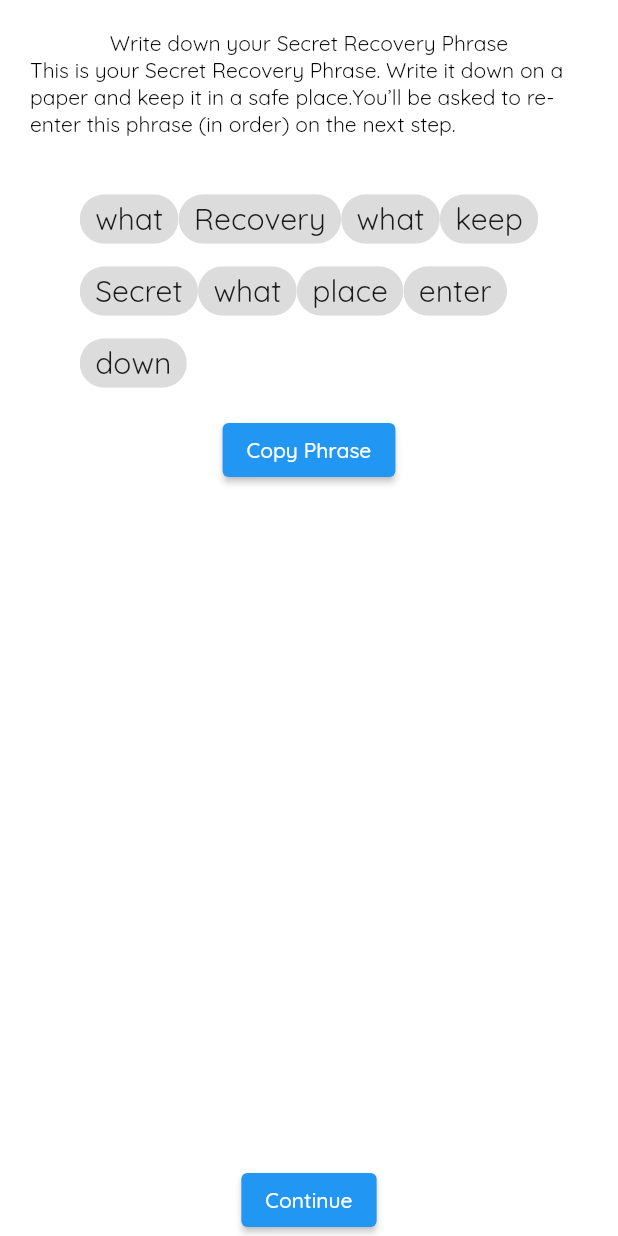
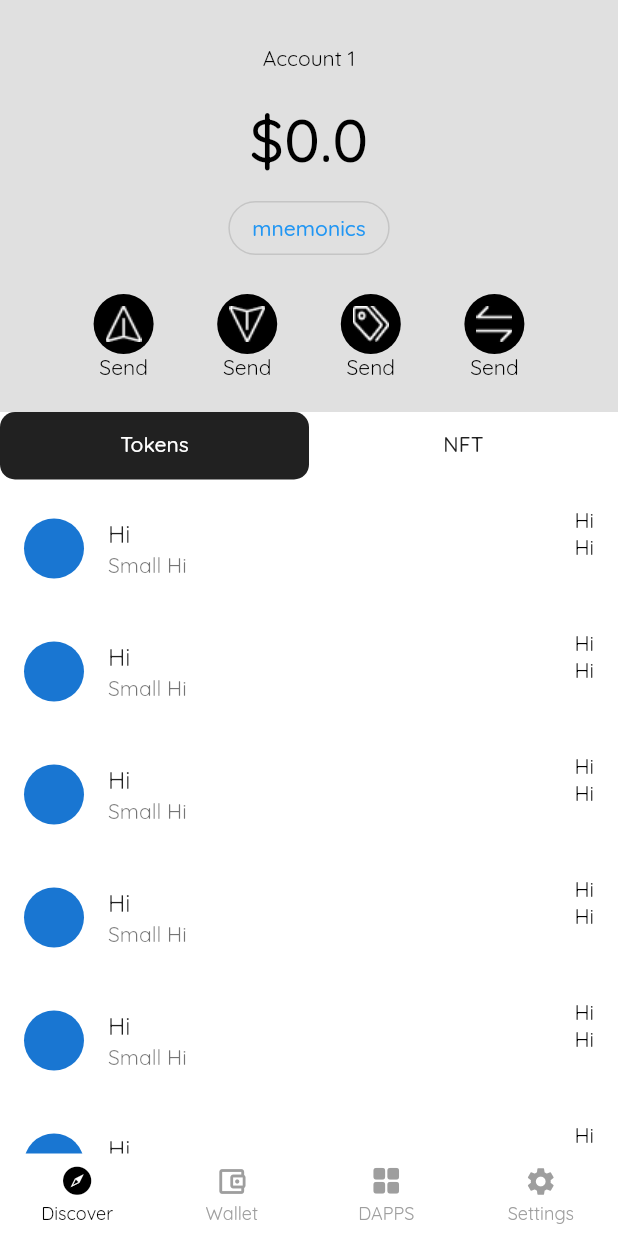
Before and after one commit to jhaym3s/wallet, a Flutter app: the CreateWallet screen opened by its route, after a tap on "Continue", on a phone screen of 412 x 824 dp. Run offline on Flutter 3.47's test engine with Material 2 defaults, Android fonts, the light colour scheme and no system bars; drawn by our look-alikes of persistent_bottom_nav_bar; our stand-ins replace bloc, convert, equatable, flutter_bloc, gap, hex and 1 more; missing offline and left inert: bip39, ed25519_hd_key, qr_code_scanner, web3dart; accounts and stored records are empty.

Commit message:
this design sucks

```diff
--- a/lib/bloc/credential_state.dart
+++ b/lib/bloc/credential_state.dart
@@ -23,7 +23,7 @@ class CredentialSuccessState extends CredentialState{
     required this.mnemonic,
   });
    @override
-  List<Object?> get props => [mnemonicsList, address, privateKey];
+  List<Object?> get props => [mnemonicsList, address, privateKey,mnemonic];
 }
 
 class GetPrivateKeyState extends CredentialState{
--- a/lib/configs/constants.dart
+++ b/lib/configs/constants.dart
@@ -27,9 +27,9 @@ const double kTimelineDateSize = 88.0;
 const double kBorderRadius = 10.0;
 const double kBottomNavBarHeight = 60.0;
 
-// Colors
-const Color kPrimaryColor = Color(0xFF0E34A0);
-const Color kSecondaryColor = Color(0xFF20A7C3);
+// Colors  Color(0xff248FF2)
+const Color kPrimaryColor = Color(0xff248FF2);
+const Color kSecondaryColor = Color(0xFF0E34A0);
 const Color kWhite = Color(0xFFFFFFFF);
 const Color kBlack = Color(0xFF000000);
 const Color kDanger = Color(0xFFE22B23);
@@ -38,8 +38,6 @@ const Color kInfo = Color(0xFF069AD6);
 const Color kWarning = Color(0xFFED9E03);
 const Color kTransparent = Colors.transparent;
 const Color kSuccess = Color(0xFF57CE7E);
-const LinearGradient kSweetchLinearColors = LinearGradient(colors: [Color(0xFF524EB6),Color(0xFF7B61FF),Color(0xFF20A7C3), Color(0xFF20A7C3)]);
-
 // Padding
 const double kPaddingS = 10.0;
 const double kPaddingM = 20.0;
@@ -107,14 +105,10 @@ bool validateStructure(String value){
   }
 const String kPasswordRegex = r'^(?=.*?[A-Z])(?=.*?[a-z])(?=.*?[0-9])(?=.*?[!@#\$&*~]).{8,}$';
 
-/// Demo account email address.
-const String kDemoEmail = 'admin@example.com';
 
-/// Demo account password.
-const String kDemoPassword = 'Password1';
 
 /// Currency used in the application.
-const String kCurrency = 'NGN';
+const String kCurrency = 'USD';
 
 /// Logz.io Token for remote logging.
 /// Settings > General > Account Settings
@@ -126,11 +120,10 @@ const String kLogzioUrl = 'https://listener-uk.logz.io:8071/';
 
 /// Assets images
 class AssetsImages {
-  static const homeIcon = "assets/images/home_icon.png";
   static const swapIcon = "assets/images/swap_icon.png";
-  static const walletIcon = "assets/images/wallet_icon.png";
-  static const settingsIcon = "assets/images/settings_icon.png";
-  static const logoAndName ="assets/images/logo_and_text.png";
+  static const recieveIcon = "assets/images/recieve.png";
+  static const sendIcon = "assets/images/send.png";
+  static const buyIcon ="assets/images/buy.png";
 }
 
 /// Preference keys used to store/read values using [AppPreferences].
--- a/lib/configs/routes.dart
+++ b/lib/configs/routes.dart
@@ -1,7 +1,9 @@
 import 'package:flutter/material.dart';
 import 'package:hodl/presentation/screens/authentication_screens/intro_screen.dart';
+import 'package:hodl/presentation/screens/nav_bar_screens/persistent_bottom_nav_bar.dart';
 
 import '../presentation/screens/authentication_screens/authentication_screens.dart';
+import '../presentation/screens/nav_bar_screens/nav_bar_screens.dart';
 
 class AppRouter{
 
@@ -14,8 +16,10 @@ class AppRouter{
         return  MaterialPageRoute(builder: (_)=> const CreateWallet());
         case IntroScreen.routeName:
         return  MaterialPageRoute(builder: (_)=> const IntroScreen());
-        // case ChangePassword.routeName:
-        // return  MaterialPageRoute(builder: (_)=> const ChangePassword());
+        case WalletScreen.routeName:
+        return  MaterialPageRoute(builder: (_)=> const WalletScreen());
+        case CustomNavigationBar.routeName:
+        return  MaterialPageRoute(builder: (_)=> const CustomNavigationBar());
         // case HomeScreen.routeName:
         // return  MaterialPageRoute(builder: (_)=> const HomeScreen());
 
--- a/lib/presentation/screens/authentication_screens/create_wallet.dart
+++ b/lib/presentation/screens/authentication_screens/create_wallet.dart
@@ -1,64 +1,115 @@
 import 'package:flutter/material.dart';
+import 'package:flutter/services.dart';
 import 'package:gap/gap.dart';
+import 'package:hodl/presentation/screens/nav_bar_screens/nav_bar_screens.dart';
+import 'package:hodl/presentation/screens/nav_bar_screens/persistent_bottom_nav_bar.dart';
+import 'package:hodl/presentation/widgets/copy_button.dart';
 
+import '../../../configs/configs.dart';
 import '../../widgets/authentication_widgets/keyphrase_chip.dart';
+
+//final productId = ModalRoute.of(context).settings.arguments as String;
 
 class CreateWallet extends StatefulWidget {
   static const routeName = "/create_wallet";
-  const CreateWallet({ Key? key }) : super(key: key);
+  const CreateWallet({Key? key}) : super(key: key);
 
   @override
   State<CreateWallet> createState() => _CreateWalletState();
 }
 
 class _CreateWalletState extends State<CreateWallet> {
+   final String word = 'seed sock milk update focus rotate barely fade car face mechanic mercy';
+
+  final bool isCopied = false;
+
   @override
   Widget build(BuildContext context) {
     return Scaffold(
-      body: SafeArea(child:  Column(
+        body: SafeArea(
+      child: Column(
         children: [
           Padding(
             padding: const EdgeInsets.all(20),
             child: Column(
               children: [
-              const Text("Write down your Secret Recovery Phrase"),
-              const Text(
-                  "This is your Secret Recovery Phrase. Write it down on a paper and keep it in a safe place.You’ll be asked to re-enter this phrase (in order) on the next step."),
+                Text(
+                  "Write down your Secret Recovery Phrase",
+                  style: Theme.of(context)
+                      .textTheme
+                      .headline6!
+                      .copyWith(fontWeight: FontWeight.bold),
+                ),
+                const Gap(10),
+                Text(
+                  "This is your Secret Recovery Phrase. Write it down on a paper and keep it in a safe place.You’ll be asked to re-enter this phrase (in order) on the next step.",
+                  style: Theme.of(context).textTheme.bodyText2,
+                  textAlign: TextAlign.center,
+                ),
                 const Gap(20),
                 Padding(
-                padding: const EdgeInsets.symmetric(horizontal:20.0, vertical: 10),
-                child: Container(
-                  decoration: const BoxDecoration(),
+                  padding: const EdgeInsets.symmetric(
+                      horizontal: 20.0, vertical: 10),
+                  child: SizedBox(
+                    child: Center(
                       child: Wrap(
-                    children: const [
-                      KeyPhraseChip(label: "what"),
-                      KeyPhraseChip(label: "Recovery"),
-                      KeyPhraseChip(label: "what"),
-                      KeyPhraseChip(label: "keep"),
-                      KeyPhraseChip(label: "Secret"),
-                      KeyPhraseChip(label: "what"),
-                      KeyPhraseChip(label: "place"),
-                      KeyPhraseChip(label: "enter"),
-                      KeyPhraseChip(label: "down"),
-                    ],
+                          children: word.split(" ")
+                              .map((label) => Padding(
+                                    padding: const EdgeInsets.only(right: 8.0),
+                                    child: KeyPhraseChip(label: label),
+                                  ))
+                              .toList()),
                     ),
                   ),
                 ),
-              ElevatedButton(onPressed: () {}, child: const Text("Copy Phrase")),
+                const Gap(40),
+                CopyButton(
+                    text: Text("Copy Mnemonics",
+                        style: Theme.of(context)
+                            .textTheme
+                            .bodyText1!
+                            .copyWith(color: kSecondaryColor)),
+                    value: word,
+                    radius: 5)
               ],
             ),
           ),
           Expanded(
             child: Align(
               alignment: Alignment.bottomCenter,
-              child: ElevatedButton(
-                onPressed: () => {},
-                child: const Text("Continue")
+              child: Padding(
+                padding: const EdgeInsets.symmetric(horizontal: 8.0),
+                child: GestureDetector(
+                  onTap: () {
+                    // Navigator.of(context).popAndPushNamed(
+                    //     WalletScreen.routeName,
+                    //     arguments: word);
+                    Navigator.of(context).popAndPushNamed(
+                        CustomNavigationBar.routeName,
+                        );
+                  },
+                  child: Container(
+                    width: kScreenWidth(context),
+                    height: 70,
+                    decoration: BoxDecoration(
+                        borderRadius: BorderRadius.circular(20),
+                        color: kPrimaryColor),
+                    child: Center(
+                        child: Text(
+                      "Continue",
+                      textAlign: TextAlign.center,
+                      style: Theme.of(context)
+                          .textTheme
+                          .headline6!
+                          .copyWith(fontWeight: FontWeight.bold),
+                    )),
+                  ),
+                ),
               ),
             ),
           )
         ],
-      ),)
-    );
+      ),
+    ));
   }
 }
--- a/lib/presentation/screens/nav_bar_screens/persistent_bottom_nav_bar.dart
+++ b/lib/presentation/screens/nav_bar_screens/persistent_bottom_nav_bar.dart
@@ -9,6 +9,7 @@ import 'package:persistent_bottom_nav_bar/persistent-tab-view.dart';
 import '../../../configs/configs.dart';
 
 class CustomNavigationBar extends StatefulWidget {
+  static const routeName = "custom_nav_bar";
   const CustomNavigationBar({Key? key}) : super(key: key);
 
   @override
@@ -20,8 +21,9 @@ class _CustomNavigationBarState extends State<CustomNavigationBar> {
 
   List<Widget> _children() {
     return [
+      const WalletScreen(),
       const DiscoverScreen(),
-      const WalletScreen(),
+
       const Dapps(),
       const SettingsScreen(),
     ];
--- a/lib/presentation/screens/nav_bar_screens/wallet_screen.dart
+++ b/lib/presentation/screens/nav_bar_screens/wallet_screen.dart
@@ -1,59 +1,86 @@
 import 'package:flutter/material.dart';
-import 'package:gap/gap.dart';
-import 'package:hodl/configs/configs.dart';
-import 'package:hodl/presentation/widgets/copy_button.dart';
+import 'package:hodl/presentation/widgets/wallet_screen_widget/token_list.dart';
 import 'package:hodl/presentation/widgets/wallet_screen_widget/top_balance.dart';
 
+import '../../../configs/configs.dart';
+
 class WalletScreen extends StatefulWidget {
-  static const routeName = "/wallet_screen";
+  static const routeName = "/walletscreen";
+
   const WalletScreen({Key? key}) : super(key: key);
-
   @override
-  State<WalletScreen> createState() => _WalletScreenState();
+  _WalletScreenState createState() => _WalletScreenState();
 }
 
-class _WalletScreenState extends State<WalletScreen>
-    with SingleTickerProviderStateMixin {
-
+class _WalletScreenState extends State<WalletScreen> with SingleTickerProviderStateMixin {
+  late TabController _tabController;
 
   @override
   void initState() {
-    _tabController = TabController(length: tabsLabel.length, vsync: this);
+    _tabController = TabController(length: 2, vsync: this);
     super.initState();
   }
 
   @override
   void dispose() {
+    super.dispose();
     _tabController.dispose();
-    super.dispose();
   }
-  List<Tab> tabsLabel = <Tab>[
-    const Tab(text: 'Token'),
-    const Tab(text: 'NFT'),
-  ];
-  late TabController _tabController;
+
   @override
   Widget build(BuildContext context) {
     return Scaffold(
+      backgroundColor: kWhite,
       body: SafeArea(
-        child: SingleChildScrollView(
-          child: Column(
-            children: [
-              const TopBalance(),
-              TabBar(
-                labelColor: kPrimaryColor,
-                indicatorPadding: const EdgeInsets.only(bottom: 0),
-                unselectedLabelColor: Colors.grey,
-                //indicatorColor: kBlack,
-                indicatorSize: TabBarIndicatorSize.tab,
-                labelStyle: const TextStyle(fontWeight: FontWeight.w500, fontSize: 25),
+        child: Column(
+          children: [
+            const TopBalance(),
+            Container(
+              height: 45,
+              decoration: BoxDecoration(
+                color: kWhite,
+                borderRadius: BorderRadius.circular(
+                  10.0,
+                ),
+              ),
+              child: TabBar(
                 controller: _tabController,
-                isScrollable: true,
-                tabs: tabsLabel,
+                indicator: BoxDecoration(
+                  borderRadius: BorderRadius.circular(
+                    10.0,
+                  ),
+                  color: Colors.grey.shade900,
+                ),
+                labelColor: Colors.white,
+                unselectedLabelColor: Colors.grey.shade900,
+                tabs: const [
+                  Tab(
+                    text: 'Tokens',
+                  ),
+                  Tab(
+                    text: "NFT",
+                  ),
+                ],
               ),
-              const Divider()
-            ],
-          ),
+            ),
+            Expanded(
+              child: TabBarView(
+                controller: _tabController,
+                children: const [
+                 TokenList(),
+                  Center(
+                    child: Text(
+                      'Page Two',
+                      style: TextStyle(
+                        fontSize: 25,
+                        fontWeight: FontWeight.w600,
+                      ),
+                    ),
+                  ),
+                ],
+              ),
+            ),
+          ],
         ),
       ),
     );
--- a/lib/presentation/widgets/copy_button.dart
+++ b/lib/presentation/widgets/copy_button.dart
@@ -6,10 +6,12 @@ class CopyButton extends StatelessWidget {
     Key? key,
     required this.text,
     required this.value,
+    required this.radius
   }) : super(key: key);
 
   final Text text;
   final String? value;
+  final double radius;
 
   @override
   Widget build(BuildContext context) {
@@ -17,7 +19,7 @@ class CopyButton extends StatelessWidget {
      style: ButtonStyle(
           shape: MaterialStateProperty.all<RoundedRectangleBorder>(
               RoundedRectangleBorder(
-                  borderRadius: BorderRadius.circular(18.0),
+                  borderRadius: BorderRadius.circular(radius),
                   side: const BorderSide(
                       color: Colors.teal,
                       width: 2.0,
--- a/lib/presentation/widgets/wallet_screen_widget/token_list.dart
+++ b/lib/presentation/widgets/wallet_screen_widget/token_list.dart
@@ -0,0 +1,27 @@
+import 'package:flutter/material.dart';
+
+class TokenList extends StatelessWidget {
+  const TokenList({ Key? key }) : super(key: key);
+
+  @override
+  Widget build(BuildContext context) {
+    return ListView.builder(itemBuilder: (BuildContext context, int index) {
+      return Padding(
+        padding: const EdgeInsets.only(top:10.0),
+        child: ListTile(
+          leading:const  CircleAvatar(),
+          title: const Text("Hi"),
+          subtitle: const Text("Small Hi"),
+          trailing: Column(
+            children: const [
+              Text("Hi"),
+              Text("Hi")
+            ],
+          ),
+        ),
+      );
+     },
+
+    );
+  }
+}
--- a/lib/presentation/widgets/wallet_screen_widget/top_balance.dart
+++ b/lib/presentation/widgets/wallet_screen_widget/top_balance.dart
@@ -5,70 +5,39 @@ import 'package:hodl/presentation/widgets/wallet_screen_widget/top_icons.dart';
 
 import '../../../configs/configs.dart';
 
-class TopBalance extends StatefulWidget {
-  const TopBalance({Key? key}) : super(key: key);
+
+class TopBalance extends StatelessWidget {
+  const TopBalance({ Key? key, }) : super(key: key);
+  //final String mnemonics;
 
   @override
-  State<TopBalance> createState() => _TopBalanceState();
-}
-
-String dropdownValue = "USD";
-
-class _TopBalanceState extends State<TopBalance> {
-  @override
   Widget build(BuildContext context) {
-    final deviceSize = MediaQuery.of(context).size;
     return Container(
-      width: deviceSize.width,
-      height: deviceSize.height / 3,
-      color: const Color.fromARGB(248, 250, 250, 250),
+      width: kScreenWidth(context),
+      height: kScreenHeight(context) / 3,
+      color:  Colors.grey.shade300,
       child: Padding(
         padding: const EdgeInsets.symmetric(horizontal:20.0),
         child: Column(
           children: [
-            Row(
-              mainAxisAlignment: MainAxisAlignment.spaceAround,
-              crossAxisAlignment: CrossAxisAlignment.center,
-              children: [
-                const Gap(30),
-                const Padding(
-                  padding: EdgeInsets.only(left: 25.0),
-                  child: Text("Account 1"),
-                ),
-                DropdownButton<String>(
-                  value: dropdownValue,
-                  elevation: 0,
-                  style: const TextStyle(color: kBlack),
-                  onChanged: (String? newValue) {
-                    setState(() {
-                      dropdownValue = newValue!;
-                    });
-                  },
-                  items: <String>['USD', 'EUR', 'GPB', 'JPY']
-                      .map<DropdownMenuItem<String>>((String value) {
-                    return DropdownMenuItem<String>(
-                      value: value,
-                      child: Text(value),
-                    );
-                  }).toList(),
-                ),
-              ],
-            ),
+            const Gap(30),
+           const Text("Account 1"),
+           const Gap(20),
             const Text(
               "\$0.0",
               style: TextStyle(fontWeight: FontWeight.w500, fontSize: 40),
             ),
             const Gap(10),
-            const CopyButton(text: Text("0xa64f....8987"), value: "0x"),
+             const CopyButton(text: Text("mnemonics"), value: "0x",radius: 18,),
             const Gap(20),
             Row(
               mainAxisAlignment: MainAxisAlignment.spaceEvenly,
               crossAxisAlignment: CrossAxisAlignment.center,
-              children: const [
-                TopIconsAndLabel(iconData: Icons.send, label: "Send"),
-                TopIconsAndLabel(iconData: Icons.send, label: "Send"),
-                TopIconsAndLabel(iconData: Icons.send, label: "Send"),
-                TopIconsAndLabel(iconData: Icons.send, label: "Send")
+              children:  const[
+                TopIconsAndLabel(images: AssetsImages.sendIcon, label: "Send"),
+                TopIconsAndLabel(images: AssetsImages.recieveIcon, label: "Send"),
+                TopIconsAndLabel(images: AssetsImages.buyIcon, label: "Send"),
+                TopIconsAndLabel(images: AssetsImages.swapIcon, label: "Send")
               ],
             ),
           ],
--- a/lib/presentation/widgets/wallet_screen_widget/top_icons.dart
+++ b/lib/presentation/widgets/wallet_screen_widget/top_icons.dart
@@ -1,17 +1,21 @@
 import 'package:flutter/material.dart';
 
+import '../../../configs/configs.dart';
+
 class TopIconsAndLabel extends StatelessWidget {
-  const TopIconsAndLabel({ Key? key, required this.iconData, required this.label}) : super(key: key);
+  const TopIconsAndLabel({ Key? key, required this.images, required this.label}) : super(key: key);
 
-  final IconData iconData;
+  final String images;
   final String label;
 
   @override
   Widget build(BuildContext context) {
     return Column(
       children: [
-        CircleAvatar(
-          child: IconButton(onPressed: (){}, icon: Icon(iconData)),
+         CircleAvatar(
+          backgroundColor: kBlack,
+         // backgroundImage:  AssetImage(AssetsImages.buyIcon, ),
+          child:Center(child: Image(image:  AssetImage(images))),
         ),
         Text(label),
       ],
```
Also changed, not shown: lib/main.dart (+22 -9 lines), lib/presentation/screens/authentication_screens/intro_screen.dart (+19 -7 lines), assets/images/buy.png (added), assets/images/recieve.png (added), assets/images/send.png (added), assets/images/swap_icon.png (added). Lines whose indentation alone changed are shown as unchanged.
